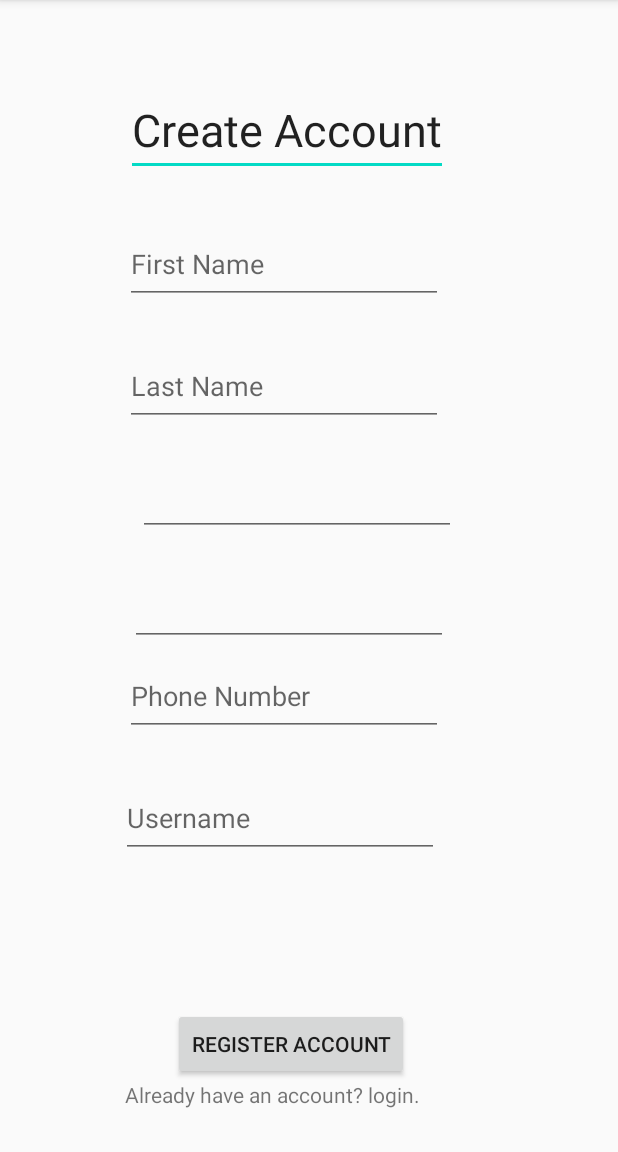
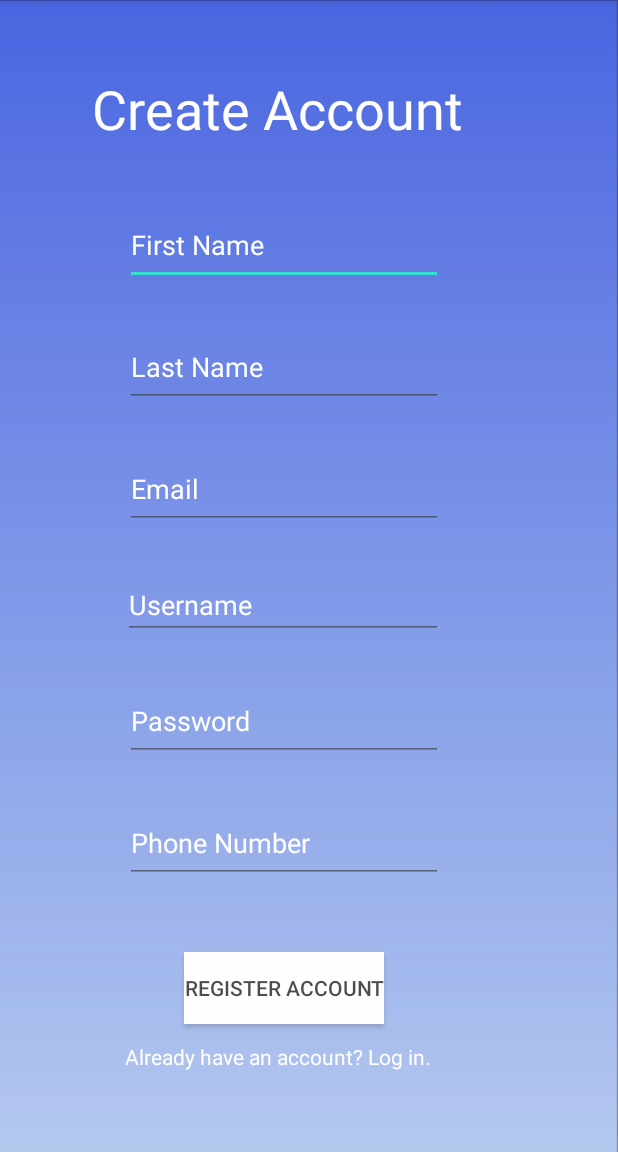
Before and after one commit to marilynmao/Paint-the-Town, an Android app: the screen it shows after launch (CreateAccountActivity), on a phone screen of 412 x 824 dp, the part 84-1236 px from its top. Run offline under Robolectric (Android 15) with nearby library versions, the phone set to English and light mode, and no system bars; our stand-ins replace Firebase (no records; nobody signed in at launch, a user with empty details on screens opened directly).

Commit message:
Cleaned up UI

```diff
--- a/app/src/main/res/layout/activity_create.xml
+++ b/app/src/main/res/layout/activity_create.xml
@@ -4,31 +4,23 @@
     xmlns:tools="http://schemas.android.com/tools"
     android:layout_width="match_parent"
     android:layout_height="match_parent"
+    android:background="@drawable/backgroundimg"
+    android:alpha="0.8"
     tools:context=".CreateAccountActivity">
-
-    <EditText
-        android:id="@+id/createAccountLabel"
-        android:layout_width="wrap_content"
-        android:layout_height="wrap_content"
-        android:layout_marginTop="56dp"
-        android:text="@string/create_account"
-        android:textSize="30sp"
-        app:layout_constraintEnd_toEndOf="parent"
-        app:layout_constraintHorizontal_bias="0.426"
-        app:layout_constraintStart_toStartOf="parent"
-        app:layout_constraintTop_toTopOf="parent" />
 
     <EditText
         android:id="@+id/userFirstName"
         android:layout_width="212dp"
         android:layout_height="53dp"
-        android:layout_marginTop="32dp"
+        android:layout_marginTop="40dp"
         android:autofillHints=""
         android:ems="10"
         android:hint="@string/first_name"
         android:inputType="text"
+        android:textColor="#FFFFFF"
+        android:textColorHint="#FFFFFF"
         app:layout_constraintEnd_toEndOf="parent"
-        app:layout_constraintHorizontal_bias="0.418"
+        app:layout_constraintHorizontal_bias="0.417"
         app:layout_constraintStart_toStartOf="parent"
         app:layout_constraintTop_toBottomOf="@+id/createAccountLabel" />
 
@@ -41,6 +33,8 @@
         android:ems="10"
         android:hint="@string/last_name"
         android:inputType="text"
+        android:textColor="#FFFFFF"
+        android:textColorHint="#FFFFFF"
         app:layout_constraintEnd_toEndOf="parent"
         app:layout_constraintHorizontal_bias="0.418"
         app:layout_constraintStart_toStartOf="parent"
@@ -50,11 +44,15 @@
         android:id="@+id/UserEmail"
         android:layout_width="212dp"
         android:layout_height="53dp"
-        android:layout_marginTop="20dp"
+        android:layout_marginTop="28dp"
+        android:autofillHints=""
         android:ems="10"
+        android:hint="@string/prompt_email"
         android:inputType="textEmailAddress"
+        android:textColor="#FFFFFF"
+        android:textColorHint="#FFFFFF"
         app:layout_constraintEnd_toEndOf="parent"
-        app:layout_constraintHorizontal_bias="0.461"
+        app:layout_constraintHorizontal_bias="0.417"
         app:layout_constraintStart_toStartOf="parent"
         app:layout_constraintTop_toBottomOf="@+id/userLastName" />
 
@@ -62,61 +60,89 @@
         android:id="@+id/UserPassword"
         android:layout_width="212dp"
         android:layout_height="53dp"
-        android:layout_marginTop="20dp"
+        android:layout_marginTop="28dp"
+        android:autofillHints=""
         android:ems="10"
+        android:hint="@string/prompt_password"
         android:inputType="textPassword"
+        android:textColor="#FFFFFF"
+        android:textColorHint="#FFFFFF"
         app:layout_constraintEnd_toEndOf="parent"
-        app:layout_constraintHorizontal_bias="0.432"
+        app:layout_constraintHorizontal_bias="0.417"
         app:layout_constraintStart_toStartOf="parent"
-        app:layout_constraintTop_toBottomOf="@+id/UserEmail" />
+        app:layout_constraintTop_toBottomOf="@+id/userName" />
 
     <EditText
         android:id="@+id/phoneNumber"
         android:layout_width="212dp"
         android:layout_height="53dp"
-        android:layout_marginTop="80dp"
+        android:layout_marginTop="28dp"
         android:autofillHints=""
         android:ems="10"
         android:hint="@string/phone_number"
         android:inputType="phone"
+        android:textColor="#FFFFFF"
+        android:textColorHint="#FFFFFF"
         app:layout_constraintEnd_toEndOf="parent"
         app:layout_constraintHorizontal_bias="0.417"
         app:layout_constraintStart_toStartOf="parent"
-        app:layout_constraintTop_toBottomOf="@+id/UserEmail" />
-
-    <EditText
-        android:id="@+id/userName"
-        android:layout_width="212dp"
-        android:layout_height="53dp"
-        android:layout_marginTop="28dp"
-        android:hint="@string/username"
-        app:layout_constraintEnd_toEndOf="parent"
-        app:layout_constraintHorizontal_bias="0.404"
-        app:layout_constraintStart_toStartOf="parent"
-        app:layout_constraintTop_toBottomOf="@+id/phoneNumber" />
+        app:layout_constraintTop_toBottomOf="@+id/UserPassword" />
 
     <Button
         android:id="@+id/LoginButton"
+        android:background="#FFFFFF"
         android:layout_width="wrap_content"
         android:layout_height="wrap_content"
-        android:layout_marginBottom="48dp"
+        android:layout_marginTop="32dp"
+        android:layout_marginBottom="72dp"
         android:text="@string/register_account"
         app:layout_constraintBottom_toBottomOf="parent"
         app:layout_constraintEnd_toEndOf="parent"
-        app:layout_constraintHorizontal_bias="0.453"
-        app:layout_constraintStart_toStartOf="parent" />
+        app:layout_constraintHorizontal_bias="0.441"
+        app:layout_constraintStart_toStartOf="parent"
+        app:layout_constraintTop_toBottomOf="@+id/phoneNumber" />
 
     <TextView
         android:id="@+id/AccountExists"
         android:layout_width="212dp"
         android:layout_height="53dp"
+        android:layout_marginTop="12dp"
         android:text="@string/already_have_account"
-        tools:layout_editor_absoluteX="100dp"
-        tools:layout_editor_absoluteY="683dp"
+        android:textColor="#FFFFFF"
+        android:textColorHint="#FFFFFF"
         app:layout_constraintEnd_toEndOf="parent"
         app:layout_constraintHorizontal_bias="0.417"
         app:layout_constraintStart_toStartOf="parent"
-        app:layout_constraintTop_toBottomOf="@+id/LoginButton"/>
+        app:layout_constraintTop_toBottomOf="@+id/LoginButton" />
+
+    <TextView
+        android:id="@+id/createAccountLabel"
+        android:layout_width="wrap_content"
+        android:layout_height="wrap_content"
+        android:layout_marginTop="48dp"
+        android:text="@string/create_account"
+        android:textColor="#FFFFFF"
+        android:textSize="36sp"
+        app:layout_constraintEnd_toEndOf="parent"
+        app:layout_constraintHorizontal_bias="0.374"
+        app:layout_constraintStart_toStartOf="parent"
+        app:layout_constraintTop_toTopOf="parent" />
+
+    <EditText
+        android:id="@+id/userName"
+        android:layout_width="wrap_content"
+        android:layout_height="wrap_content"
+        android:layout_marginTop="28dp"
+        android:autofillHints=""
+        android:ems="10"
+        android:hint="@string/username"
+        android:inputType="textPersonName"
+        android:textColor="#FFFFFF"
+        android:textColorHint="#FFFFFF"
+        app:layout_constraintEnd_toEndOf="parent"
+        app:layout_constraintHorizontal_bias="0.412"
+        app:layout_constraintStart_toStartOf="parent"
+        app:layout_constraintTop_toBottomOf="@+id/UserEmail" />
 
 
 </androidx.constraintlayout.widget.ConstraintLayout>
--- a/app/src/main/res/values/strings.xml
+++ b/app/src/main/res/values/strings.xml
@@ -4,7 +4,7 @@
     <string name="prompt_email">Email</string>
     <string name="prompt_password">Password</string>
     <string name="action_sign_in">Sign in</string>
-    <string name="already_have_account">Already have an account? login.</string>
+    <string name="already_have_account">Already have an account? Log in.</string>
     <string name="action_sign_in_short">Sign in</string>
     <string name="welcome">"Welcome !"</string>
     <string name="invalid_username">Not a valid username</string>
@@ -21,5 +21,5 @@
     <string name="first_name">First Name</string>
     <string name="last_name">Last Name</string>
     <string name="logout">logout</string>
-    <string name="account_does_not_exist">No account? Create one. </string>
+    <string name="account_does_not_exist"> Don\'t have an account? Sign up. </string>
 </resources>
```
Also changed, not shown: app/src/main/res/layout/activity_login.xml (+51 -26 lines), app/src/main/res/drawable/backgroundimg.jpg (added).
